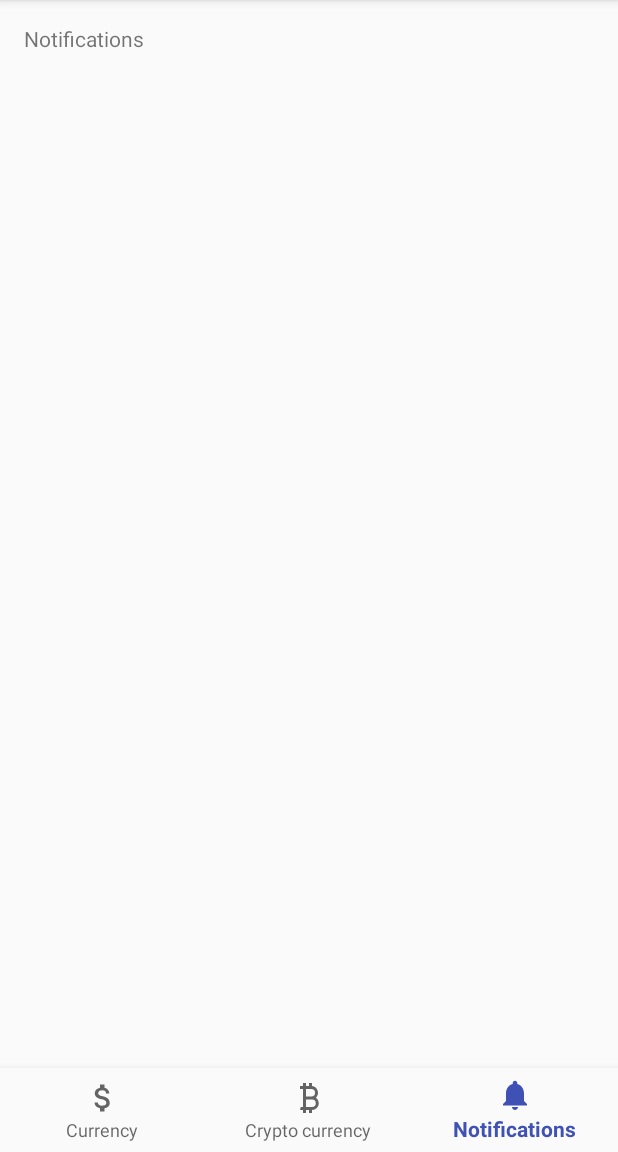
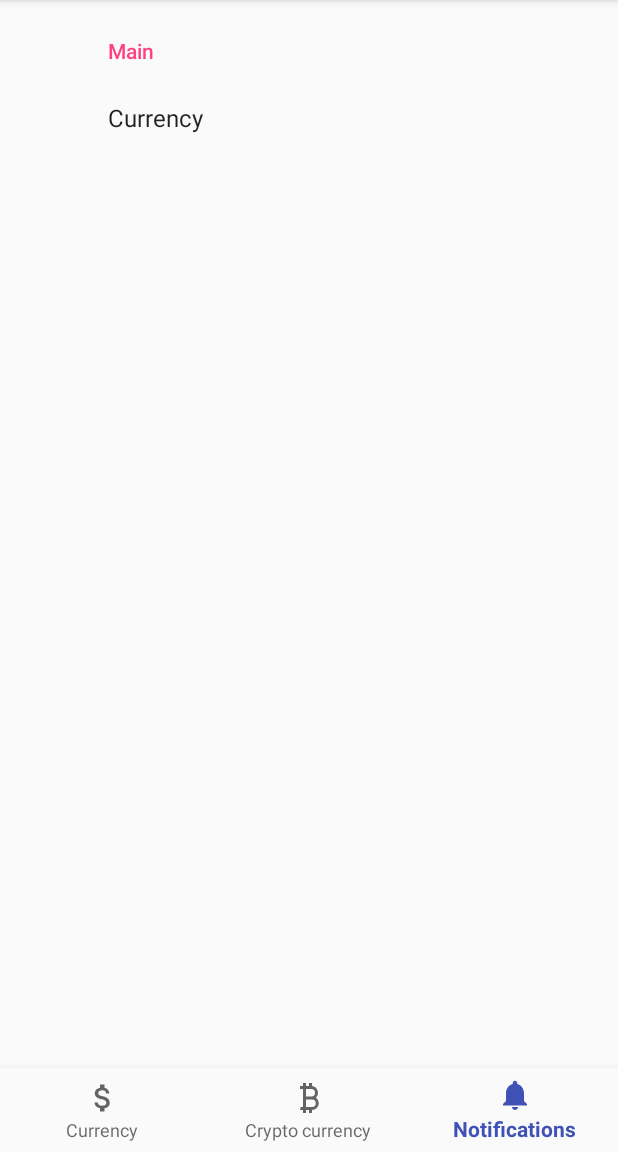
Before and after one commit to devjn/CurrencyObserver, an Android app: the screen it shows after launch (MainActivity), item 3 of the bottom bar chosen, on a phone screen of 412 x 824 dp, the part 84-1236 px from its top. Run offline under Robolectric (Android 15) with nearby library versions, the phone set to English and light mode, and no system bars; our stand-ins replace androidx.preference; pictures from the network do not load.

Commit message:
Added preferences to android version

```diff
--- a/app/build.gradle
+++ b/app/build.gradle
@@ -43,6 +43,7 @@ dependencies {
     implementation "com.android.support:appcompat-v7:$support_v"
     implementation "com.android.support:recyclerview-v7:$support_v"
     implementation "com.android.support:cardview-v7:$support_v"
+	implementation "com.android.support:preference-v7:$support_v"
     implementation 'com.android.support.constraint:constraint-layout:1.0.2'
 
     implementation 'com.github.bumptech.glide:glide:4.6.1'
--- a/app/src/main/java/com/github/devjn/currencyobserver/MainActivity.kt
+++ b/app/src/main/java/com/github/devjn/currencyobserver/MainActivity.kt
@@ -27,7 +27,7 @@ class MainActivity : AppCompatActivity() {
                 return@OnNavigationItemSelectedListener true
             }
             R.id.navigation_notifications -> {
-                message.setText(R.string.title_notifications)
+                navigate(SettingsFragment())
                 return@OnNavigationItemSelectedListener true
             }
         }
--- /dev/null
+++ b/app/src/main/java/com/github/devjn/currencyobserver/SettingsFragment.kt
@@ -0,0 +1,18 @@
+package com.github.devjn.currencyobserver
+
+import android.os.Bundle
+import android.support.v7.preference.PreferenceFragmentCompat
+
+/**
+ * Created by @author Jahongir on 31-Mar-18
+ * devjn@jn-arts.com
+ * SettingsActivity
+ */
+class SettingsFragment : PreferenceFragmentCompat() {
+
+    override fun onCreatePreferences(savedInstanceState: Bundle?, rootKey: String?) {
+        // Indicate here the XML resource you created above that holds the preferences
+        setPreferencesFromResource(R.xml.settings, rootKey)
+    }
+
+}
--- a/app/src/main/res/layout/activity_main.xml
+++ b/app/src/main/res/layout/activity_main.xml
@@ -6,17 +6,6 @@
     android:layout_width="match_parent"
     android:layout_height="match_parent"
     tools:context="com.github.devjn.currencyobserver.MainActivity">
-
-    <TextView
-        android:id="@+id/message"
-        android:layout_width="wrap_content"
-        android:layout_height="wrap_content"
-        android:layout_marginLeft="@dimen/activity_horizontal_margin"
-        android:layout_marginStart="@dimen/activity_horizontal_margin"
-        android:layout_marginTop="@dimen/activity_vertical_margin"
-        android:text="@string/title_home"
-        app:layout_constraintLeft_toLeftOf="parent"
-        app:layout_constraintTop_toTopOf="parent"/>
 
     <FrameLayout
         android:id="@+id/container"
--- /dev/null
+++ b/app/src/main/res/values/arrays.xml
@@ -0,0 +1,14 @@
+<?xml version="1.0" encoding="utf-8"?>
+<resources>
+
+    <string-array name="pref_entries_currency_preference">
+        <item>USD</item>
+        <item>EUR</item>
+    </string-array>
+
+    <string-array name="pref_entryvalues_currency_preference">
+        <item>USD</item>
+        <item>EUR</item>
+    </string-array>
+
+</resources>
--- a/app/src/main/res/values/strings.xml
+++ b/app/src/main/res/values/strings.xml
@@ -11,4 +11,7 @@
     <string name="percentChangeInHour">1h: %1$s%%</string>
     <string name="percentChangeIn24Hours">24h: %1$s%%</string>
     <string name="percentChangeIn7Days">7d: %1$s%%</string>
+    <string name="title_main_section">Main</string>
+    <string name="pref_title_currency_preference">Currency</string>
+    <string name="pref_dialog_title_currency_preference">Select default currency</string>
 </resources>
--- a/app/src/main/res/values/styles.xml
+++ b/app/src/main/res/values/styles.xml
@@ -6,6 +6,8 @@
         <item name="colorPrimary">@color/colorPrimary</item>
         <item name="colorPrimaryDark">@color/colorPrimaryDark</item>
         <item name="colorAccent">@color/colorAccent</item>
+
+        <item name="preferenceTheme">@style/PreferenceThemeOverlay.v14.Material</item>
     </style>
 
 
--- /dev/null
+++ b/app/src/main/res/xml/settings.xml
@@ -0,0 +1,15 @@
+<PreferenceScreen xmlns:android="http://schemas.android.com/apk/res/android">
+
+    <PreferenceCategory
+        android:title="@string/title_main_section">
+
+        <ListPreference
+            android:key="list_preference"
+            android:title="@string/pref_title_currency_preference"
+            android:dialogTitle="@string/pref_dialog_title_currency_preference"
+            android:entries="@array/pref_entries_currency_preference"
+            android:entryValues="@array/pref_entryvalues_currency_preference" />
+
+    </PreferenceCategory>
+
+</PreferenceScreen>
```
